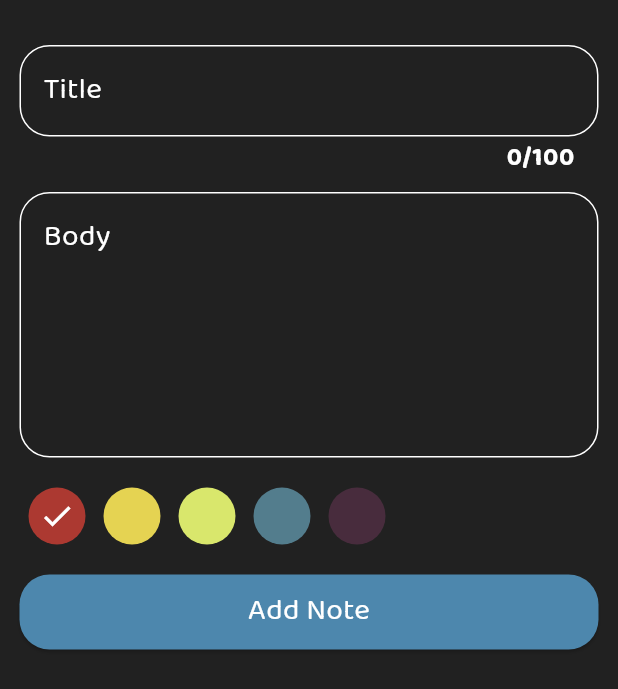
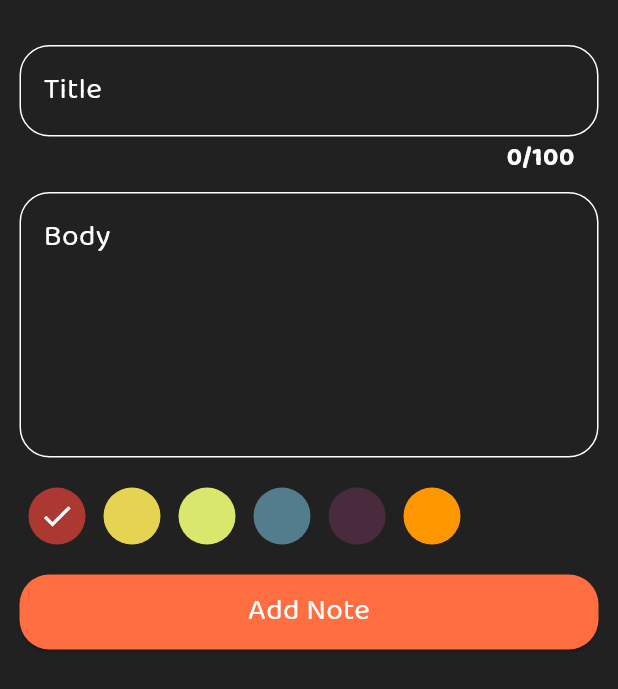
Before and after one commit to Zakarya-Jawish/dawwen, a Flutter app: the AddNoteBottomSheet widget shown alone on an empty page, opened directly, on a phone screen of 412 x 824 dp. Shown: the top 689 px of the screen. Run offline on Flutter 3.47's test engine with Material 3 defaults, Android fonts, the phone set to English and light mode, and no system bars; our stand-ins replace bloc, flutter_bloc, hive, hive_flutter, lottie; accounts and stored records are empty.

Commit message:
changes to improve theme

```diff
--- a/lib/helper/constants.dart
+++ b/lib/helper/constants.dart
@@ -1,6 +1,7 @@
 import 'package:flutter/material.dart';
 
-Color kPrimaryColor = const Color.fromARGB(255, 77, 135, 173);
+const Color kPrimaryColor =
+    Colors.deepOrangeAccent; //Color.fromARGB(255, 77, 135, 173);
 Color kPrimaryBlack = Colors.grey.shade900;
 const String kNoteBox = "NoteBox";
 List<Color> kColors = const [
@@ -9,4 +10,5 @@ List<Color> kColors = const [
   Color(0xffD9E76C),
   Color(0xff537D8D),
   Color(0xff482C3D),
+  Colors.orange
 ];
--- a/lib/main.dart
+++ b/lib/main.dart
@@ -33,7 +33,7 @@ class DawwenApp extends StatelessWidget {
         routes: {
           SplashView.id: (contxt) => const SplashView(),
           HomeView.id: (contxt) => const HomeView(),
-          EditNoteView.id: (contxt) => EditNoteView(),
+          EditNoteView.id: (contxt) => const EditNoteView(),
           NoteView.id: (contxt) => const NoteView(),
         },
         theme: darkMode,
--- a/lib/themes/themes.dart
+++ b/lib/themes/themes.dart
@@ -2,7 +2,15 @@ import 'package:dawwen_app/helper/constants.dart';
 import 'package:flutter/material.dart';
 
 ThemeData lightMode = ThemeData(
-  colorScheme: ColorScheme.light(
+  inputDecorationTheme: InputDecorationTheme(
+    enabledBorder: OutlineInputBorder(
+      borderRadius: BorderRadius.circular(20),
+      borderSide: const BorderSide(
+        color: Colors.black,
+      ),
+    ),
+  ),
+  colorScheme: const ColorScheme.light(
     primary: kPrimaryColor,
   ),
   scaffoldBackgroundColor: Colors.white,
@@ -18,7 +26,7 @@ ThemeData lightMode = ThemeData(
     ),
   ),
   floatingActionButtonTheme: floatingButtonTheme(),
-  bottomNavigationBarTheme: BottomNavigationBarThemeData(
+  bottomNavigationBarTheme: const BottomNavigationBarThemeData(
       type: BottomNavigationBarType.fixed,
       selectedItemColor: kPrimaryColor,
       unselectedItemColor: Colors.grey,
@@ -27,11 +35,19 @@ ThemeData lightMode = ThemeData(
   textTheme: textTheme(),
 );
 ThemeData darkMode = ThemeData(
+  inputDecorationTheme: InputDecorationTheme(
+    enabledBorder: OutlineInputBorder(
+      borderRadius: BorderRadius.circular(20),
+      borderSide: const BorderSide(
+        color: Colors.white,
+      ),
+    ),
+  ),
   drawerTheme: DrawerThemeData(
     scrimColor: Colors.grey.shade900,
   ),
   scaffoldBackgroundColor: Colors.grey.shade900,
-  colorScheme: ColorScheme.dark(
+  colorScheme: const ColorScheme.dark(
     primary: kPrimaryColor,
   ),
   appBarTheme: AppBarTheme(
@@ -57,7 +73,7 @@ ThemeData darkMode = ThemeData(
 );
 
 FloatingActionButtonThemeData floatingButtonTheme() {
-  return FloatingActionButtonThemeData(
+  return const FloatingActionButtonThemeData(
     backgroundColor: kPrimaryColor,
   );
 }
--- a/lib/views/home_view.dart
+++ b/lib/views/home_view.dart
@@ -22,7 +22,10 @@ class HomeView extends StatelessWidget {
         child: NoteListBuilder(),
       ),
       floatingActionButton: FloatingActionButton(
-        child: const Icon(Icons.add),
+        child: const Icon(
+          Icons.add,
+          color: Colors.white,
+        ),
         onPressed: () {
           showModalBottomSheet(
             isScrollControlled: true,
--- a/lib/widgets/add_note_bottom_sheet.dart
+++ b/lib/widgets/add_note_bottom_sheet.dart
@@ -4,6 +4,7 @@ import 'package:flutter/material.dart';
 import 'package:flutter_bloc/flutter_bloc.dart';
 
 import 'add_note_form.dart';
+import 'show_snack_bar.dart';
 
 class AddNoteBottomSheet extends StatelessWidget {
   const AddNoteBottomSheet({super.key});
@@ -32,6 +33,8 @@ class AddNoteBottomSheet extends StatelessWidget {
                 if (state is AddNoteSuccessState) {
                   BlocProvider.of<NotesCubit>(context).getAllNotes();
                   Navigator.pop(context);
+                  showSnak(
+                      context, 'Added Successfuly!', Colors.green, Icons.check);
                 }
               },
               builder: (context, state) => AbsorbPointer(
--- a/lib/widgets/add_note_form.dart
+++ b/lib/widgets/add_note_form.dart
@@ -1,5 +1,3 @@
-import 'dart:developer';
-
 import 'package:dawwen_app/cubits/add_note_cubit/cubit/add_note_cubit.dart';
 import 'package:dawwen_app/widgets/list_view_color.dart';
 import 'package:flutter/material.dart';
@@ -49,7 +47,6 @@ class _AddNoteFormState extends State<AddNoteForm> {
           const SizedBox(height: 20),
           BlocBuilder<AddNoteCubit, AddNoteState>(
             builder: (context, state) {
-              log(state.toString());
               return (state is AddNoteLoadingState)
                   ? const Center(
                       child: CircularProgressIndicator(),
--- a/lib/widgets/custom_icon_button.dart
+++ b/lib/widgets/custom_icon_button.dart
@@ -17,7 +17,7 @@ class CustomIconButton extends StatelessWidget {
         height: 55,
         width: 55,
         decoration: BoxDecoration(
-            color: Colors.white.withOpacity(0.1),
+            color: Colors.grey.withOpacity(0.1),
             borderRadius: BorderRadius.circular(20)),
         child: IconButton(
           icon: Icon(
--- a/lib/widgets/custom_text_form_feild.dart
+++ b/lib/widgets/custom_text_form_feild.dart
@@ -32,21 +32,21 @@ class CustomTextFeild extends StatelessWidget {
       style: context.textTheme.bodyMedium,
       decoration: InputDecoration(
         hintText: hintText,
-        enabledBorder: OutlineInputBorder(
+        // enabledBorder: OutlineInputBorder(
+        //   borderRadius: BorderRadius.circular(20),
+        //   borderSide: const BorderSide(
+        //     color: Colors.white,
+        //   ),
+        // ),
+        focusedBorder: OutlineInputBorder(
           borderRadius: BorderRadius.circular(20),
           borderSide: const BorderSide(
-            color: Colors.white,
-          ),
-        ),
-        focusedBorder: OutlineInputBorder(
-          borderRadius: BorderRadius.circular(20),
-          borderSide: BorderSide(
             color: kPrimaryColor,
           ),
         ),
         border: OutlineInputBorder(
           borderRadius: BorderRadius.circular(20),
-          borderSide: BorderSide(
+          borderSide: const BorderSide(
             color: kPrimaryColor,
           ),
         ),
```
Also changed, not shown: lib/bloc_observer.dart (+3 -9 lines), lib/widgets/drawer.dart (+32 -1 lines), lib/widgets/note_card.dart (+8 -6 lines), lib/widgets/show_snack_bar.dart (added, +23 -0 lines).
